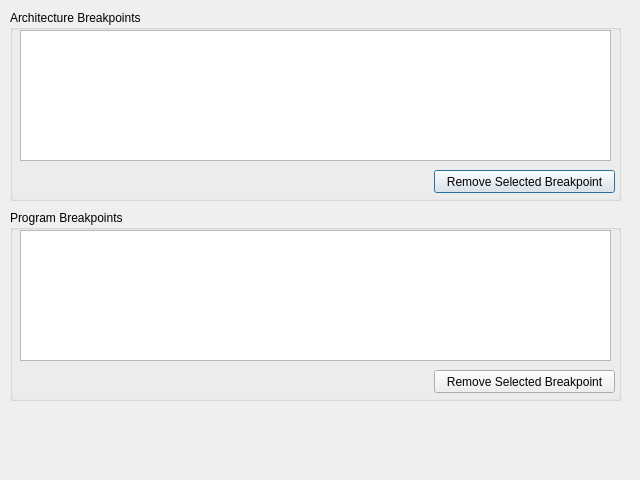
This is simUI/listbreak.ui in wchen329/mips-tools as Qt 5 draws it before an edit. The edited form follows.
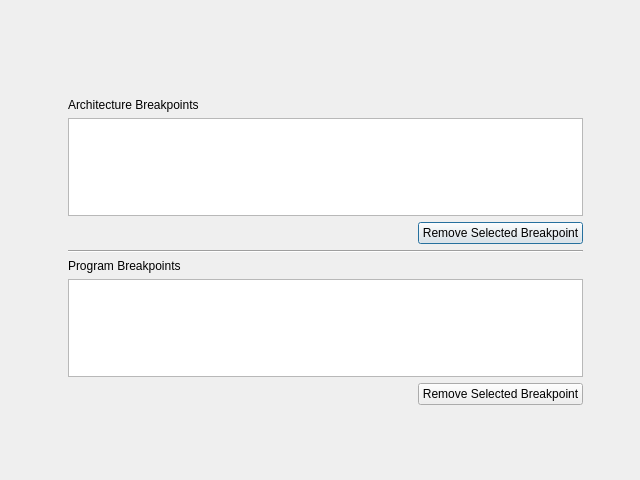
This is the edited form.

Commit message: layouts for several more windows

Diff of the .ui file:
```diff
--- a/simUI/listbreak.ui
+++ b/simUI/listbreak.ui
@@ -13,77 +13,107 @@
   <property name="windowTitle">
    <string>List Breakpoints</string>
   </property>
-  <widget class="QGroupBox" name="ABP_groupBox">
+  <widget class="QWidget" name="verticalLayoutWidget">
    <property name="geometry">
     <rect>
-     <x>10</x>
-     <y>10</y>
-     <width>611</width>
-     <height>191</height>
+     <x>60</x>
+     <y>90</y>
+     <width>531</width>
+     <height>323</height>
     </rect>
    </property>
-   <property name="title">
-    <string>Architecture Breakpoints</string>
-   </property>
-   <widget class="QListWidget" name="ABP_List">
-    <property name="geometry">
-     <rect>
-      <x>10</x>
-      <y>20</y>
-      <width>591</width>
-      <height>131</height>
-     </rect>
+   <layout class="QVBoxLayout" name="verticalLayoutBPList">
+    <property name="sizeConstraint">
+     <enum>QLayout::SetNoConstraint</enum>
     </property>
-   </widget>
-   <widget class="QPushButton" name="ABP_removeButton">
-    <property name="geometry">
-     <rect>
-      <x>424</x>
-      <y>160</y>
-      <width>181</width>
-      <height>23</height>
-     </rect>
+    <property name="leftMargin">
+     <number>8</number>
     </property>
-    <property name="text">
-     <string>Remove Selected Breakpoint</string>
+    <property name="topMargin">
+     <number>8</number>
     </property>
-   </widget>
-  </widget>
-  <widget class="QGroupBox" name="PBP_groupBox">
-   <property name="geometry">
-    <rect>
-     <x>10</x>
-     <y>210</y>
-     <width>611</width>
-     <height>191</height>
-    </rect>
-   </property>
-   <property name="title">
-    <string>Program Breakpoints</string>
-   </property>
-   <widget class="QListWidget" name="PBP_List">
-    <property name="geometry">
-     <rect>
-      <x>10</x>
-      <y>20</y>
-      <width>591</width>
-      <height>131</height>
-     </rect>
+    <property name="rightMargin">
+     <number>8</number>
     </property>
-   </widget>
-   <widget class="QPushButton" name="PBP_removeButton">
-    <property name="geometry">
-     <rect>
-      <x>424</x>
-      <y>160</y>
-      <width>181</width>
-      <height>23</height>
-     </rect>
+    <property name="bottomMargin">
+     <number>8</number>
     </property>
-    <property name="text">
-     <string>Remove Selected Breakpoint</string>
-    </property>
-   </widget>
+    <item>
+     <widget class="QLabel" name="ABP_Label">
+      <property name="text">
+       <string>Architecture Breakpoints</string>
+      </property>
+     </widget>
+    </item>
+    <item>
+     <widget class="QListWidget" name="ABP_List"/>
+    </item>
+    <item>
+     <layout class="QHBoxLayout" name="horizontalLayoutRM_ABP">
+      <item>
+       <spacer name="horizontalSpacer">
+        <property name="orientation">
+         <enum>Qt::Horizontal</enum>
+        </property>
+        <property name="sizeHint" stdset="0">
+         <size>
+          <width>40</width>
+          <height>20</height>
+         </size>
+        </property>
+       </spacer>
+      </item>
+      <item>
+       <widget class="QPushButton" name="ABP_removeButton">
+        <property name="text">
+         <string>Remove Selected Breakpoint</string>
+        </property>
+       </widget>
+      </item>
+     </layout>
+    </item>
+    <item>
+     <widget class="Line" name="line">
+      <property name="orientation">
+       <enum>Qt::Horizontal</enum>
+      </property>
+     </widget>
+    </item>
+    <item>
+     <widget class="QLabel" name="PBP_Label">
+      <property name="text">
+       <string>Program Breakpoints</string>
+      </property>
+     </widget>
+    </item>
+    <item>
+     <widget class="QListWidget" name="PBP_List"/>
+    </item>
+    <item>
+     <layout class="QHBoxLayout" name="horizontalLayoutRM_PBP">
+      <item>
+       <spacer name="horizontalSpacer_2">
+        <property name="orientation">
+         <enum>Qt::Horizontal</enum>
+        </property>
+        <property name="sizeHint" stdset="0">
+         <size>
+          <width>40</width>
+          <height>20</height>
+         </size>
+        </property>
+       </spacer>
+      </item>
+      <item>
+       <widget class="QPushButton" name="PBP_removeButton">
+        <property name="text">
+         <string>Remove Selected Breakpoint</string>
+        </property>
+       </widget>
+      </item>
+     </layout>
+    </item>
+   </layout>
   </widget>
  </widget>
  <resources/>
```
The commit also changes 8 other files.
